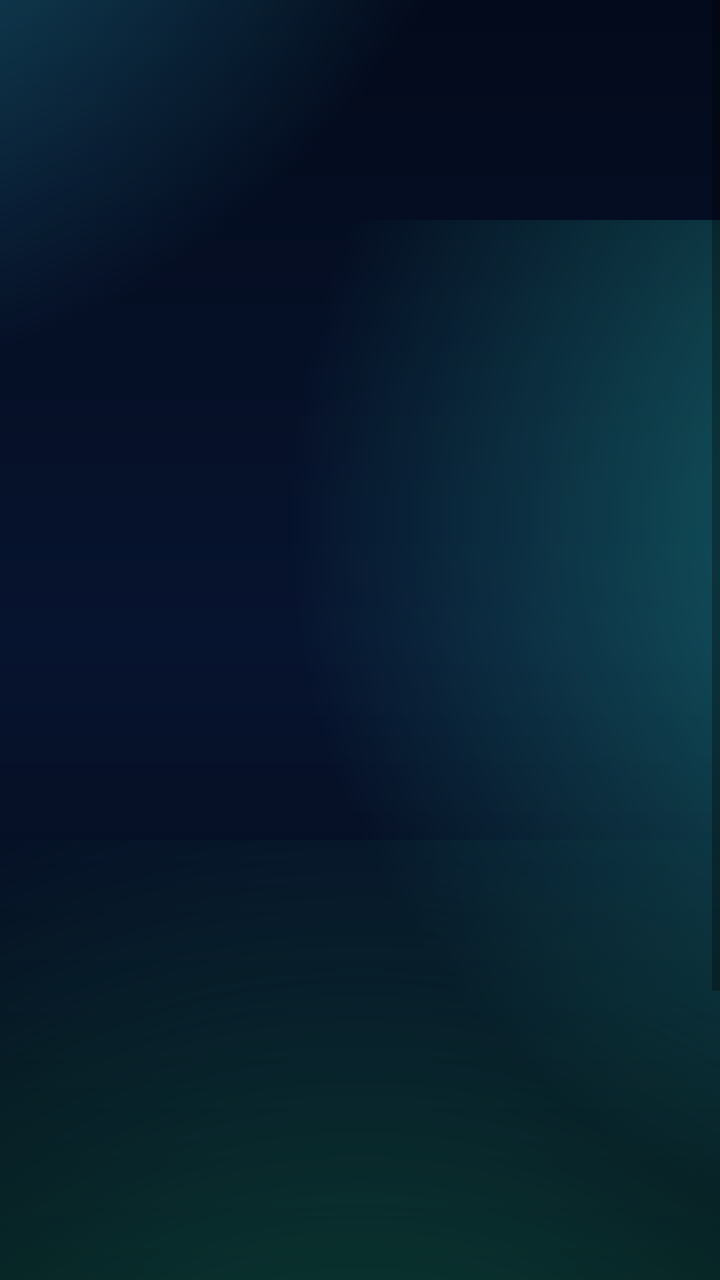
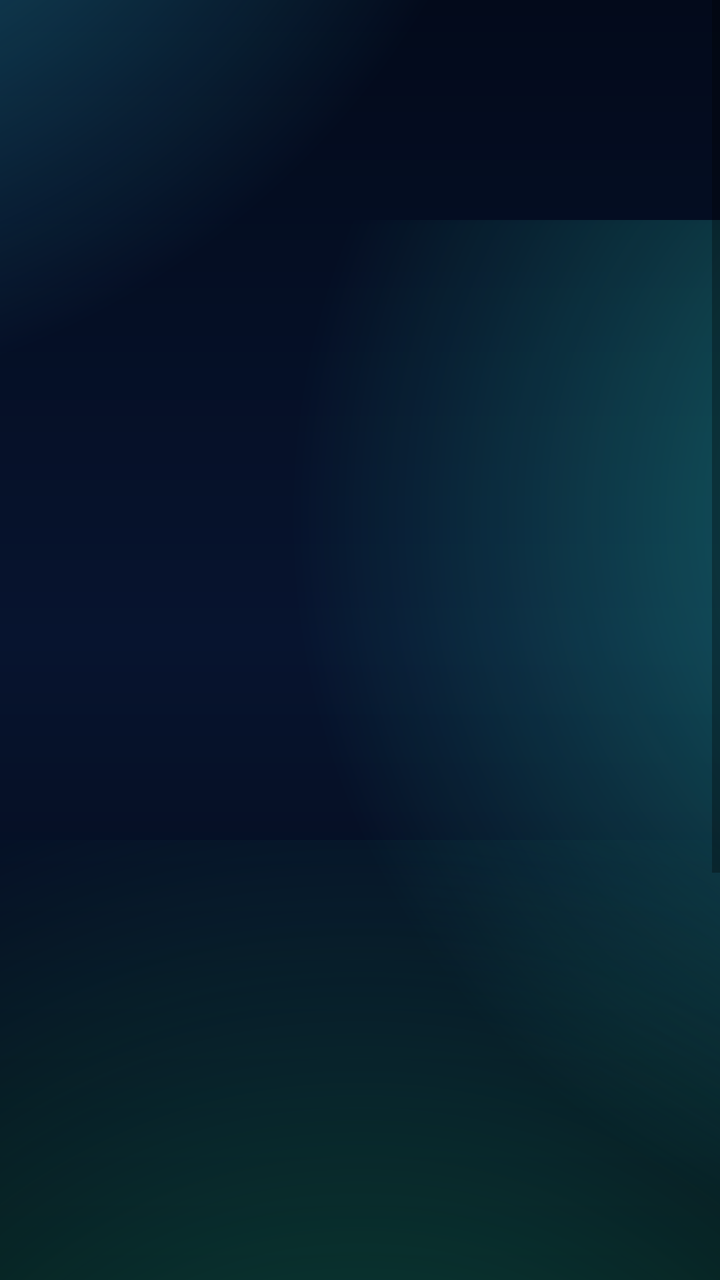

Before-and-after screenshots of an Android layout around one commit, followed by the original layout XML and the change that was made.
<!-- AndroidManifest.xml: application theme Theme.DataPros -->
<!-- res/layout/activity_subscription.xml -->
<?xml version="1.0" encoding="utf-8"?>
<ScrollView xmlns:android="http://schemas.android.com/apk/res/android"
    xmlns:app="http://schemas.android.com/apk/res-auto"
    android:id="@+id/subscriptionScroll"
    android:layout_width="match_parent"
    android:layout_height="match_parent"
    android:background="@drawable/bg_dashboard_gradient"
    android:fillViewport="true">

    <LinearLayout
        android:id="@+id/content_panel"
        android:layout_width="match_parent"
        android:layout_height="wrap_content"
        android:layout_marginStart="12dp"
        android:layout_marginEnd="12dp"
        android:animateLayoutChanges="true"
        android:layoutAnimation="@anim/fx_stagger_in"
        android:orientation="vertical"
        android:padding="@dimen/spacing_medium">

        <com.google.android.material.card.MaterialCardView
            android:layout_width="match_parent"
            android:layout_height="wrap_content"
            android:layout_marginTop="@dimen/spacing_medium"
            android:layout_marginBottom="@dimen/spacing_medium"
            app:cardBackgroundColor="@android:color/transparent"
            app:cardCornerRadius="24dp"
            app:cardElevation="0dp"
            app:strokeColor="@color/fx_panel_stroke"
            app:strokeWidth="1dp">

            <LinearLayout
                android:layout_width="match_parent"
                android:layout_height="wrap_content"
                android:background="@drawable/subscription_background"
                android:orientation="vertical"
                android:padding="20dp">

                <TextView
                    android:layout_width="match_parent"
                    android:layout_height="wrap_content"
                    android:text="@string/subscription_title"
                    android:textColor="@color/color_on_surface"
                    android:textSize="28sp"
                    android:textStyle="bold" />

                <TextView
                    android:layout_width="match_parent"
                    android:layout_height="wrap_content"
                    android:layout_marginTop="@dimen/spacing_tiny"
                    android:text="@string/subscription_subtitle"
                    android:textColor="@color/color_on_surface_variant"
                    android:textSize="@dimen/text_medium" />

                <TextView
                    android:layout_width="match_parent"
                    android:layout_height="wrap_content"
                    android:layout_marginTop="@dimen/spacing_small"
                    android:text="@string/subscription_highlight"
                    android:textColor="@color/color_on_surface_variant"
                    android:textSize="@dimen/text_small" />
            </LinearLayout>
        </com.google.android.material.card.MaterialCardView>

        <TextView
            android:layout_width="match_parent"
            android:layout_height="wrap_content"
            android:layout_marginBottom="@dimen/spacing_small"
            android:text="@string/subscription_step_phone"
            android:textColor="@color/color_on_surface"
            android:textSize="@dimen/text_medium"
            android:textStyle="bold" />

        <com.google.android.material.textfield.TextInputLayout
            android:id="@+id/phoneInputLayout"
            style="@style/Widget.MaterialComponents.TextInputLayout.OutlinedBox"
            android:layout_width="match_parent"
            android:layout_height="wrap_content"
            android:hint="@string/subscription_phone_hint"
            app:helperText="@string/subscription_phone_helper"
            app:placeholderText="@string/subscription_phone_placeholder"
            app:startIconDrawable="@drawable/ic_sim_card">

            <com.google.android.material.textfield.TextInputEditText
                android:id="@+id/etPhoneNumber"
                android:layout_width="match_parent"
                android:layout_height="wrap_content"
                android:inputType="phone"
                android:textSize="16sp" />
        </com.google.android.material.textfield.TextInputLayout>

        <TextView
            android:layout_width="match_parent"
            android:layout_height="wrap_content"
            android:layout_marginTop="@dimen/spacing_medium"
            android:layout_marginBottom="@dimen/spacing_small"
            android:text="@string/subscription_step_plan"
            android:textColor="@color/color_on_surface"
            android:textSize="@dimen/text_medium"
            android:textStyle="bold" />

        <com.google.android.material.card.MaterialCardView
            android:layout_width="match_parent"
            android:layout_height="wrap_content"
            android:layout_marginBottom="@dimen/spacing_small"
            app:cardBackgroundColor="@color/fx_glass_surface"
            app:cardCornerRadius="18dp"
            app:cardElevation="0dp"
            app:strokeColor="@color/color_outline_variant"
            app:strokeWidth="1dp">

            <LinearLayout
                android:layout_width="match_parent"
                android:layout_height="wrap_content"
                android:orientation="vertical"
                android:padding="@dimen/spacing_small">

                <com.google.android.material.chip.ChipGroup
                    android:id="@+id/chipGroupPlans"
                    android:layout_width="match_parent"
                    android:layout_height="wrap_content"
                    app:chipSpacingHorizontal="@dimen/spacing_small"
                    app:chipSpacingVertical="@dimen/spacing_small"
                    app:selectionRequired="true"
                    app:singleSelection="true">

                    <com.google.android.material.chip.Chip
                        android:id="@+id/chipPlanOneHour"
                        style="@style/Widget.MaterialComponents.Chip.Filter"
                        android:layout_width="wrap_content"
                        android:layout_height="wrap_content"
                        android:text="@string/subscription_plan_one_hour" />

                    <com.google.android.material.chip.Chip
                        android:id="@+id/chipPlanSixHour"
                        style="@style/Widget.MaterialComponents.Chip.Filter"
                        android:layout_width="wrap_content"
                        android:layout_height="wrap_content"
                        android:text="@string/subscription_plan_six_hour" />

                    <com.google.android.material.chip.Chip
                        android:id="@+id/chipPlanDaily"
                        style="@style/Widget.MaterialComponents.Chip.Filter"
                        android:layout_width="wrap_content"
                        android:layout_height="wrap_content"
                        android:text="@string/subscription_plan_daily" />

                    <com.google.android.material.chip.Chip
                        android:id="@+id/chipPlanWeekly"
                        style="@style/Widget.MaterialComponents.Chip.Filter"
                        android:layout_width="wrap_content"
                        android:layout_height="wrap_content"
                        android:checked="true"
                        android:text="@string/subscription_plan_weekly" />
                </com.google.android.material.chip.ChipGroup>

                <TextView
                    android:layout_width="wrap_content"
                    android:layout_height="wrap_content"
                    android:layout_marginTop="@dimen/spacing_small"
                    android:background="@drawable/bg_premium_badge"
                    android:paddingStart="10dp"
                    android:paddingTop="6dp"
                    android:paddingEnd="10dp"
                    android:paddingBottom="6dp"
                    android:text="@string/subscription_plan_best_value"
                    android:textColor="@color/fx_badge_text"
                    android:textSize="@dimen/text_small"
                    android:textStyle="bold" />
            </LinearLayout>
        </com.google.android.material.card.MaterialCardView>

        <com.google.android.material.card.MaterialCardView
            android:layout_width="match_parent"
            android:layout_height="wrap_content"
            android:layout_marginBottom="@dimen/spacing_medium"
            app:cardBackgroundColor="@color/fx_glass_surface"
            app:cardCornerRadius="18dp"
            app:cardElevation="0dp"
            app:strokeColor="@color/color_outline_variant"
            app:strokeWidth="1dp">

            <LinearLayout
                android:layout_width="match_parent"
                android:layout_height="wrap_content"
                android:orientation="vertical"
                android:padding="@dimen/spacing_medium">

                <TextView
                    android:layout_width="match_parent"
                    android:layout_height="wrap_content"
                    android:text="@string/subscription_selected_plan"
                    android:textColor="@color/color_on_surface_variant"
                    android:textSize="@dimen/text_small" />

                <TextView
                    android:id="@+id/txtSelectedPlanSummary"
                    android:layout_width="match_parent"
                    android:layout_height="wrap_content"
                    android:layout_marginTop="2dp"
                    android:text="@string/subscription_plan_weekly"
                    android:textColor="@color/color_on_surface"
                    android:textSize="@dimen/text_large"
                    android:textStyle="bold" />
            </LinearLayout>
        </com.google.android.material.card.MaterialCardView>

        <com.google.android.material.progressindicator.LinearProgressIndicator
            android:id="@+id/paymentProgress"
            android:layout_width="match_parent"
            android:layout_height="wrap_content"
            android:layout_marginBottom="@dimen/spacing_small"
            android:indeterminate="true"
            android:visibility="gone" />

        <com.google.android.material.button.MaterialButton
            android:id="@+id/btnStartPayment"
            style="@style/Widget.MaterialComponents.Button"
            android:layout_width="match_parent"
            android:layout_height="wrap_content"
            android:text="@string/subscription_continue_payment"
            app:icon="@drawable/ic_rocket_launch"
            app:iconGravity="textStart"
            app:iconPadding="@dimen/spacing_small" />

        <com.google.android.material.button.MaterialButton
            android:id="@+id/btnCheckStatus"
            style="@style/Widget.MaterialComponents.Button.OutlinedButton"
            android:layout_width="match_parent"
            android:layout_height="wrap_content"
            android:layout_marginTop="@dimen/spacing_small"
            android:text="@string/subscription_check_status"
            app:icon="@drawable/ic_status_orbit"
            app:iconGravity="textStart"
            app:iconPadding="@dimen/spacing_small" />

        <TextView
            android:layout_width="match_parent"
            android:layout_height="wrap_content"
            android:layout_marginTop="@dimen/spacing_small"
            android:layout_marginBottom="@dimen/spacing_small"
            android:text="@string/subscription_status_hint"
            android:textColor="@color/color_on_surface_variant"
            android:textSize="@dimen/text_small" />

        <com.google.android.material.card.MaterialCardView
            android:id="@+id/statusCard"
            android:layout_width="match_parent"
            android:layout_height="wrap_content"
            android:layout_marginBottom="@dimen/spacing_medium"
            android:visibility="gone"
            app:cardBackgroundColor="@color/fx_glass_surface"
            app:cardCornerRadius="18dp"
            app:cardElevation="0dp"
            app:strokeColor="@color/color_outline_variant"
            app:strokeWidth="1dp">

            <TextView
                android:id="@+id/txtInlineStatus"
                android:layout_width="match_parent"
                android:layout_height="wrap_content"
                android:padding="@dimen/spacing_medium"
                android:text="@string/subscription_status_default"
                android:textColor="@color/color_on_surface"
                android:textSize="@dimen/text_medium" />
        </com.google.android.material.card.MaterialCardView>

    </LinearLayout>
</ScrollView>
<!-- resources referenced by this layout -->
<resources>
  <color name="color_on_surface">@color/on_surface</color>
  <color name="color_on_surface_variant">@color/subtitle</color>
  <color name="color_outline_variant">@color/divider</color>
  <color name="fx_badge_text">#FFB7F8FF</color>
  <color name="fx_glass_surface">#CC102341</color>
  <color name="fx_panel_stroke">#8042CFFF</color>
  <dimen name="spacing_medium">16dp</dimen>
  <dimen name="spacing_small">8dp</dimen>
  <dimen name="spacing_tiny">4dp</dimen>
  <dimen name="text_large">16sp</dimen>
  <dimen name="text_medium">14sp</dimen>
  <dimen name="text_small">12sp</dimen>
  <string name="subscription_check_status">Check active subscription</string>
  <string name="subscription_continue_payment">Continue to payment</string>
  <string name="subscription_highlight">Instant activation on this device after confirmation.</string>
  <string name="subscription_phone_helper">We use this number to verify your payment and activate premium.</string>
  <string name="subscription_phone_hint">M-Pesa phone number</string>
  <string name="subscription_phone_placeholder">0712345678</string>
  <string name="subscription_plan_best_value">Best value</string>
  <string name="subscription_plan_daily">24 Hours - KSH 200</string>
  <string name="subscription_plan_one_hour">1 Hour - KSH 60</string>
  <string name="subscription_plan_six_hour">6 Hours - KSH 100</string>
  <string name="subscription_plan_weekly">Weekly - KSH 1,000</string>
  <string name="subscription_selected_plan">Selected plan</string>
  <string name="subscription_status_default">No active subscription found.</string>
  <string name="subscription_status_hint">If you paid recently, status may take a few minutes to update.</string>
  <string name="subscription_step_phone">Step 1: Enter M-Pesa phone number</string>
  <string name="subscription_step_plan">Step 2: Select plan</string>
  <string name="subscription_subtitle">Pick a plan and pay securely with M-Pesa.</string>
  <string name="subscription_title">Go Premium</string>
  <color name="on_surface">#EAF4FF</color>
  <color name="subtitle">#91A8CC</color>
  <color name="divider">#25385E</color>
  <color name="fx_atmosphere_mid">#FF07142F</color>
  <color name="fx_atmosphere_end">#FF020711</color>
  <color name="fx_atmosphere_start">#FF030A1B</color>
  <color name="fx_glow_primary">#8838D9FF</color>
  <color name="fx_glow_secondary">#6630FFDF</color>
  <color name="fx_glow_tertiary">#4D2AF7B2</color>
  <color name="fx_badge_end">#FF145E79</color>
  <color name="fx_badge_start">#FF1D3A66</color>
  <color name="fx_badge_stroke">#804BD4FF</color>
  <color name="fx_glass_surface_alt">#BF142D52</color>
  <color name="primary">#3CD8FF</color>
  <color name="primary_variant">#1296D8</color>
  <color name="secondary">#29F6C7</color>
  <color name="secondary_variant">#00B894</color>
  <color name="background">#040916</color>
  <color name="surface">#0C162B</color>
  <color name="on_primary">#011723</color>
  <color name="on_secondary">#001A12</color>
  <color name="on_background">#EAF4FF</color>
  <style name="Widget.DataPros.Card" parent="Widget.MaterialComponents.CardView">
          <item name="cardBackgroundColor">@color/surface</item>
          <item name="cardCornerRadius">18dp</item>
          <item name="cardElevation">0dp</item>
          <item name="strokeColor">@color/fx_panel_stroke</item>
          <item name="strokeWidth">1dp</item>
          <item name="rippleColor">@color/fx_glow_secondary</item>
      </style>
  <style name="TextAppearance.DataPros.NavLabel" parent="TextAppearance.MaterialComponents.Caption">
          <item name="android:textSize">11sp</item>
          <item name="android:textStyle">bold</item>
          <item name="android:fontFamily">sans-serif-medium</item>
          <item name="android:letterSpacing">0.06</item>
      </style>
  <!-- unchanged entries left out for length: 10 -->
</resources>

<!-- the commit's change to res/layout/activity_subscription.xml (unified diff, before → after) -->
@@ -125,18 +125,18 @@
                     app:singleSelection="true">
 
                     <com.google.android.material.chip.Chip
-                        android:id="@+id/chipPlanOneHour"
-                        style="@style/Widget.MaterialComponents.Chip.Filter"
-                        android:layout_width="wrap_content"
-                        android:layout_height="wrap_content"
-                        android:text="@string/subscription_plan_one_hour" />
-
-                    <com.google.android.material.chip.Chip
                         android:id="@+id/chipPlanSixHour"
                         style="@style/Widget.MaterialComponents.Chip.Filter"
                         android:layout_width="wrap_content"
                         android:layout_height="wrap_content"
                         android:text="@string/subscription_plan_six_hour" />
+
+                    <com.google.android.material.chip.Chip
+                        android:id="@+id/chipPlanTwelveHour"
+                        style="@style/Widget.MaterialComponents.Chip.Filter"
+                        android:layout_width="wrap_content"
+                        android:layout_height="wrap_content"
+                        android:text="@string/subscription_plan_twelve_hour" />
 
                     <com.google.android.material.chip.Chip
                         android:id="@+id/chipPlanDaily"
@@ -152,6 +152,13 @@
                         android:layout_height="wrap_content"
                         android:checked="true"
                         android:text="@string/subscription_plan_weekly" />
+
+                    <com.google.android.material.chip.Chip
+                        android:id="@+id/chipPlanMonthly"
+                        style="@style/Widget.MaterialComponents.Chip.Filter"
+                        android:layout_width="wrap_content"
+                        android:layout_height="wrap_content"
+                        android:text="@string/subscription_plan_monthly" />
                 </com.google.android.material.chip.ChipGroup>
 
                 <TextView
<!-- resource entries referenced after the edit -->
@@ -20,8 +20,9 @@
   <string name="subscription_phone_placeholder">0712345678</string>
   <string name="subscription_plan_best_value">Best value</string>
   <string name="subscription_plan_daily">24 Hours - KSH 200</string>
-  <string name="subscription_plan_one_hour">1 Hour - KSH 60</string>
-  <string name="subscription_plan_six_hour">6 Hours - KSH 100</string>
+  <string name="subscription_plan_monthly">Monthly - KSH 3,000</string>
+  <string name="subscription_plan_six_hour">6 Hours - KSH 60</string>
+  <string name="subscription_plan_twelve_hour">12 Hours - KSH 100</string>
   <string name="subscription_plan_weekly">Weekly - KSH 1,000</string>
   <string name="subscription_selected_plan">Selected plan</string>
   <string name="subscription_status_default">No active subscription found.</string>
